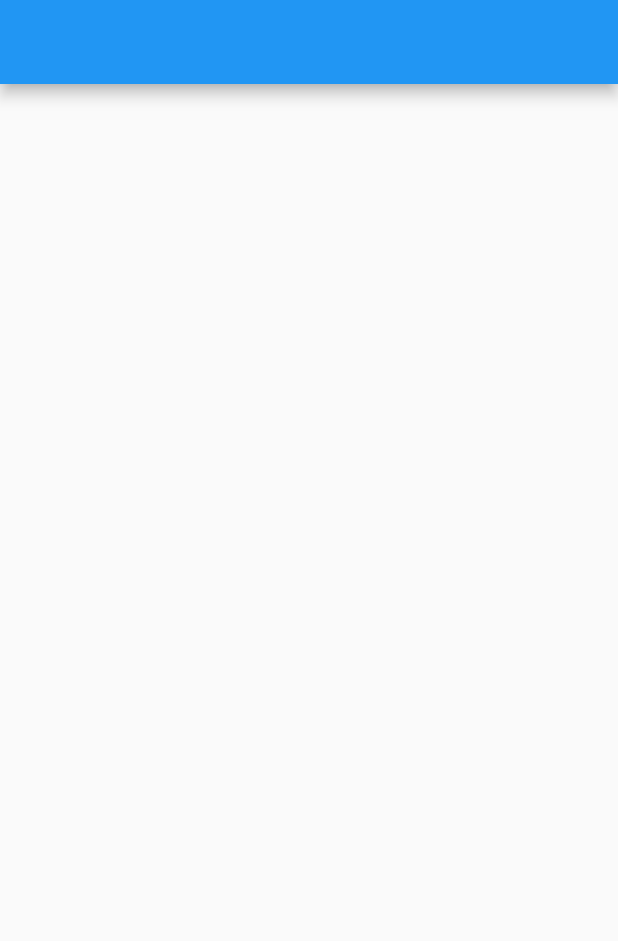
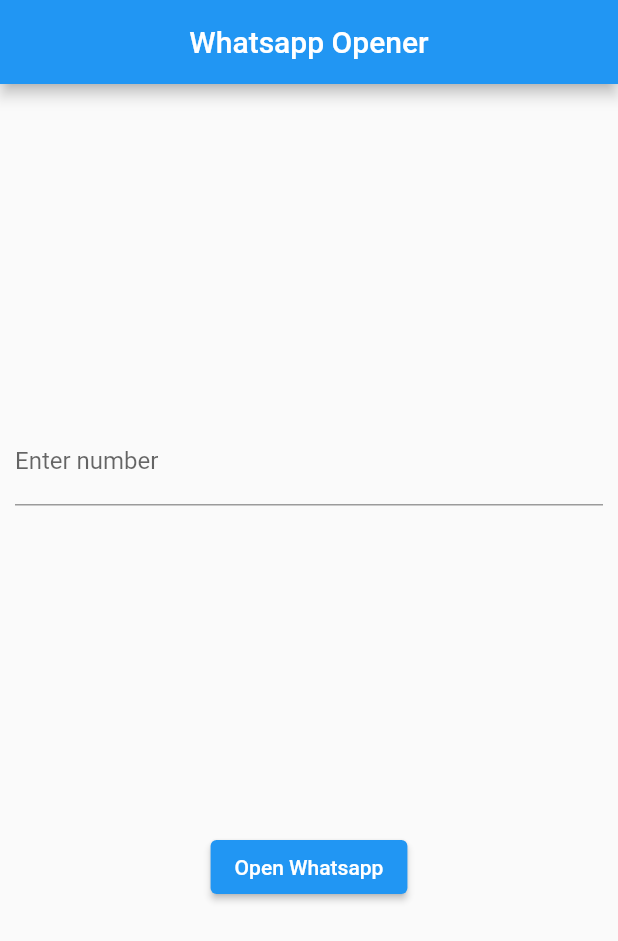
Before and after one commit to NirmalAriyathilake/blog_whatsapp_opener, a Flutter app: the screen it shows after launch, on a phone screen of 412 x 824 dp. Shown: the top 941 px of the screen. Run offline on Flutter 3.47's test engine with Material 2 defaults, Android fonts, the phone set to English and light mode, and no system bars.

Commit message:
Initial home page ui

```diff
--- a/lib/presentation/home_page.dart
+++ b/lib/presentation/home_page.dart
@@ -5,8 +5,29 @@
 
   @override
   Widget build(BuildContext context) {
-    return  Scaffold(
-      appBar: AppBar(),
+    return Scaffold(
+      appBar: AppBar(
+        title: const Text("Whatsapp Opener"),
+        centerTitle: true,
+      ),
+      body: Container(
+        padding: const EdgeInsets.symmetric(
+          horizontal: 10,
+          vertical: 5,
+        ),
+        child: Column(
+          mainAxisAlignment: MainAxisAlignment.spaceEvenly,
+          children: [
+            const TextField(
+              decoration: InputDecoration(labelText: 'Enter number'),
+            ),
+            ElevatedButton(
+              onPressed: () {},
+              child: const Text("Open Whatsapp"),
+            )
+          ],
+        ),
+      ),
     );
   }
 }
```
